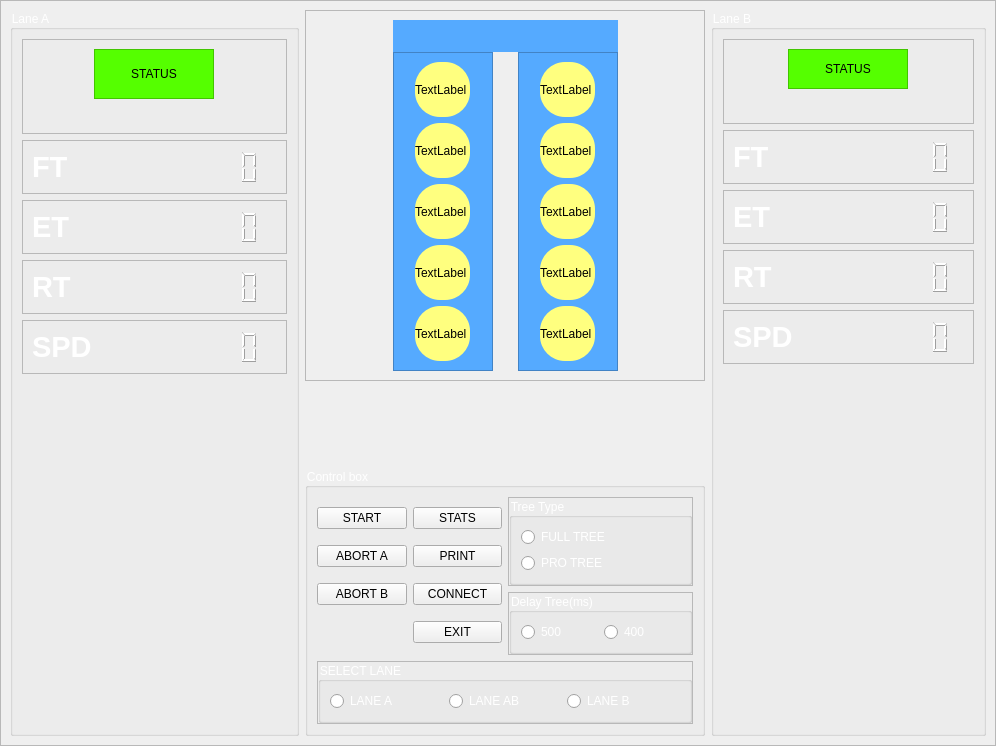
Before: the Qt Designer form mainwindow.ui in mqnoy/DTS, drawn with Qt 5.
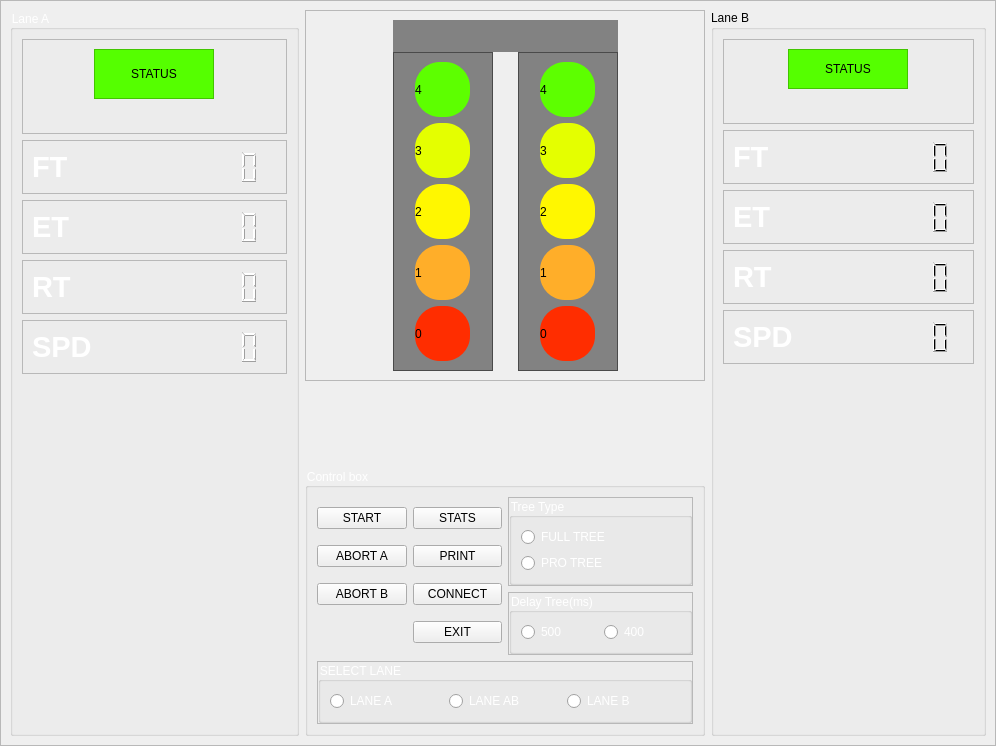
After: the same form once the commit is applied.

Patch:
```diff
--- a/mainwindow.ui
+++ b/mainwindow.ui
@@ -392,7 +392,7 @@
                     </size>
                    </property>
                    <property name="styleSheet">
-                    <string notr="true">background-color: rgb(85, 170, 255);</string>
+                    <string notr="true">background-color: rgba(26, 26, 26, 130);</string>
                    </property>
                    <property name="frameShape">
                     <enum>QFrame::StyledPanel</enum>
@@ -409,10 +409,10 @@
 min-width: 55px;
 max-height: 55px;
 max-width: 55px;
-background-color: rgb(255, 255, 127);</string>
+background-color: #FF2D00;</string>
                       </property>
                       <property name="text">
-                       <string>TextLabel</string>
+                       <string>0</string>
                       </property>
                      </widget>
                     </item>
@@ -424,10 +424,10 @@
 min-width: 55px;
 max-height: 55px;
 max-width: 55px;
-background-color: rgb(255, 255, 127);</string>
+background-color: #FFAE29;</string>
                       </property>
                       <property name="text">
-                       <string>TextLabel</string>
+                       <string>1</string>
                       </property>
                      </widget>
                     </item>
@@ -439,10 +439,10 @@
 min-width: 55px;
 max-height: 55px;
 max-width: 55px;
-background-color: rgb(255, 255, 127);</string>
+background-color: #E4FF00;</string>
                       </property>
                       <property name="text">
-                       <string>TextLabel</string>
+                       <string>3</string>
                       </property>
                      </widget>
                     </item>
@@ -454,10 +454,10 @@
 min-width: 55px;
 max-height: 55px;
 max-width: 55px;
-background-color: rgb(255, 255, 127);</string>
+background-color: #FFF700;</string>
                       </property>
                       <property name="text">
-                       <string>TextLabel</string>
+                       <string>2</string>
                       </property>
                      </widget>
                     </item>
@@ -481,10 +481,10 @@
 min-width: 55px;
 max-height: 55px;
 max-width: 55px;
-background-color: rgb(255, 255, 127);</string>
+background-color: #5DFF00;</string>
                       </property>
                       <property name="text">
-                       <string>TextLabel</string>
+                       <string>4</string>
                       </property>
                      </widget>
                     </item>
@@ -500,7 +500,7 @@
                     </size>
                    </property>
                    <property name="styleSheet">
-                    <string notr="true">background-color: rgb(85, 170, 255);</string>
+                    <string notr="true">background-color: rgba(26, 26, 26, 130);</string>
                    </property>
                    <property name="frameShape">
                     <enum>QFrame::StyledPanel</enum>
@@ -517,10 +517,10 @@
 min-width: 55px;
 max-height: 55px;
 max-width: 55px;
-background-color: rgb(255, 255, 127);</string>
+background-color: #5DFF00;</string>
                       </property>
                       <property name="text">
-                       <string>TextLabel</string>
+                       <string>4</string>
                       </property>
                      </widget>
                     </item>
@@ -532,10 +532,10 @@
 min-width: 55px;
 max-height: 55px;
 max-width: 55px;
-background-color: rgb(255, 255, 127);</string>
+background-color: #E4FF00;</string>
                       </property>
                       <property name="text">
-                       <string>TextLabel</string>
+                       <string>3</string>
                       </property>
                      </widget>
                     </item>
@@ -547,10 +547,10 @@
 min-width: 55px;
 max-height: 55px;
 max-width: 55px;
-background-color: rgb(255, 255, 127);</string>
+background-color: #FF2D00;</string>
                       </property>
                       <property name="text">
-                       <string>TextLabel</string>
+                       <string>0</string>
                       </property>
                      </widget>
                     </item>
@@ -562,10 +562,10 @@
 min-width: 55px;
 max-height: 55px;
 max-width: 55px;
-background-color: rgb(255, 255, 127);</string>
+background-color: #FFF700;</string>
                       </property>
                       <property name="text">
-                       <string>TextLabel</string>
+                       <string>2</string>
                       </property>
                      </widget>
                     </item>
@@ -577,10 +577,10 @@
 min-width: 55px;
 max-height: 55px;
 max-width: 55px;
-background-color: rgb(255, 255, 127);</string>
+background-color: #FFAE29;</string>
                       </property>
                       <property name="text">
-                       <string>TextLabel</string>
+                       <string>1</string>
                       </property>
                      </widget>
                     </item>
@@ -596,7 +596,7 @@
                     </size>
                    </property>
                    <property name="styleSheet">
-                    <string notr="true">background-color: rgb(85, 170, 255);</string>
+                    <string notr="true">background-color: rgba(26, 26, 26, 130);</string>
                    </property>
                    <property name="frameShape">
                     <enum>QFrame::NoFrame</enum>
@@ -901,7 +901,7 @@
            <item>
             <widget class="QGroupBox" name="groupBox_2">
              <property name="styleSheet">
-              <string notr="true">color: rgb(255, 255, 255);</string>
+              <string notr="true"/>
              </property>
              <property name="title">
               <string>Lane B</string>
```
